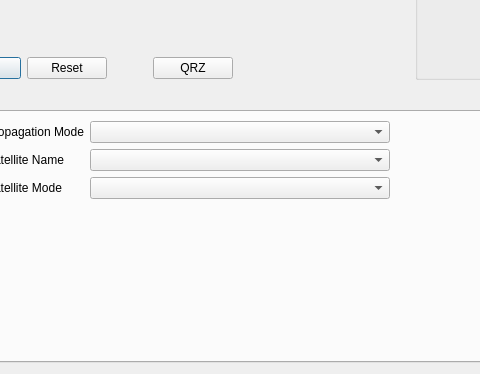
Before: the Qt Designer form ui/NewContactWidget.ui in k5mcd/QLog, drawn with Qt 5; both pictures show x 509 to 989 and y 208 to 582 of the 1135 by 582 pixel window.
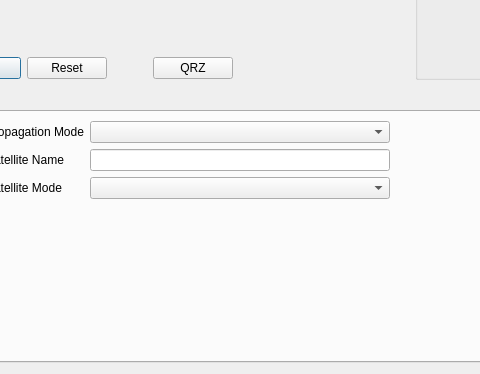
After: the same form once the commit is applied. Icons and pictures are not drawn. Custom widgets are drawn as their Qt base class.

Commit message:
NewContact: Added Completer for SAT NAME field
Also changed Combo->LineEdit

The edit to the form file:
```diff
--- a/ui/NewContactWidget.ui
+++ b/ui/NewContactWidget.ui
@@ -1188,23 +1188,7 @@
           </widget>
          </item>
          <item row="1" column="1">
-          <widget class="QComboBox" name="satNameEdit">
-           <property name="sizePolicy">
-            <sizepolicy hsizetype="Maximum" vsizetype="Fixed">
-             <horstretch>0</horstretch>
-             <verstretch>0</verstretch>
-            </sizepolicy>
-           </property>
-           <property name="minimumSize">
-            <size>
-             <width>300</width>
-             <height>0</height>
-            </size>
-           </property>
-           <property name="focusPolicy">
-            <enum>Qt::ClickFocus</enum>
-           </property>
-          </widget>
+          <widget class="QLineEdit" name="satNameEdit"/>
          </item>
         </layout>
        </item>
```
The commit also changes 2 other files.
